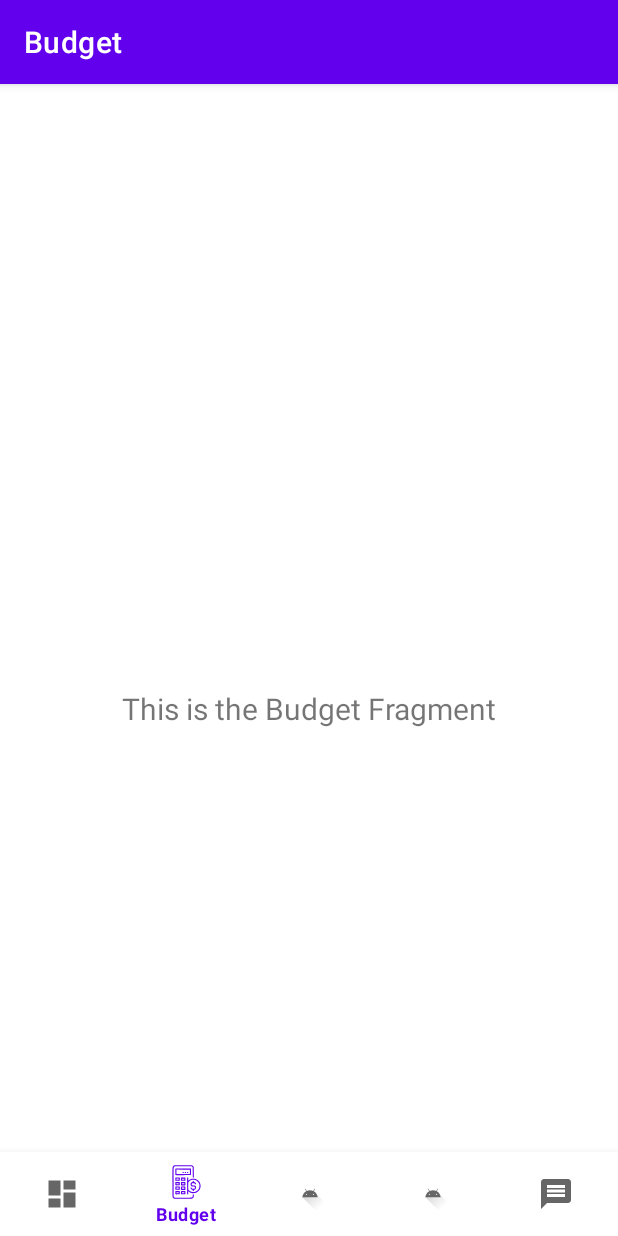
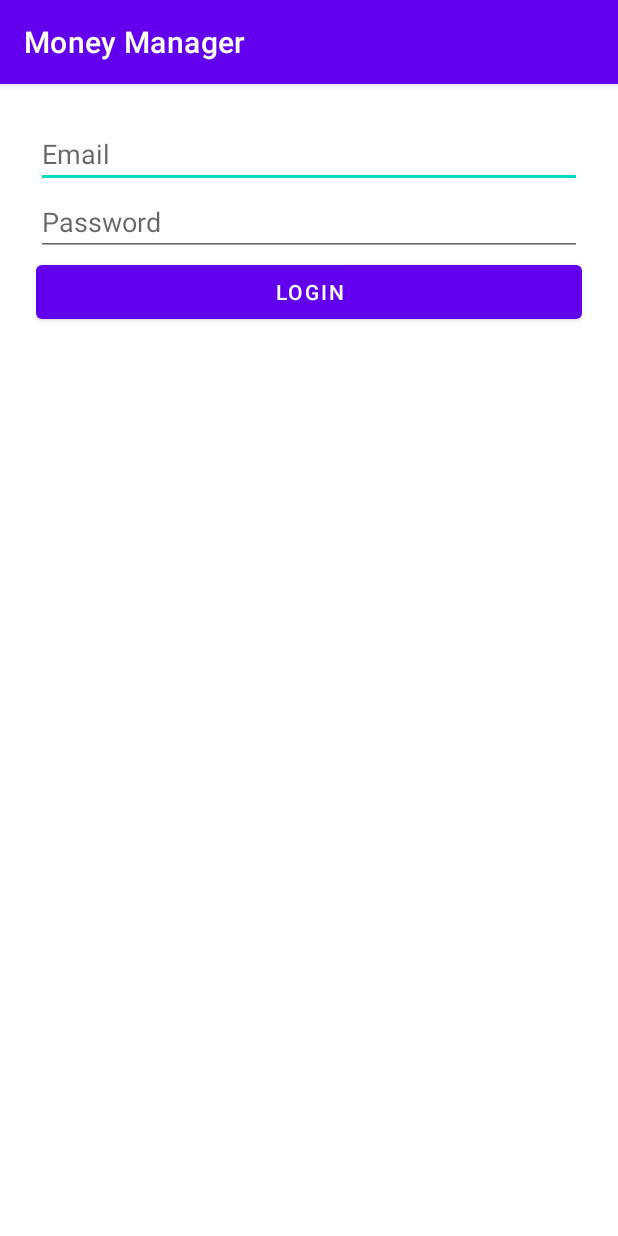
Before and after one commit to utap-s25/MoneyManager, an Android app: the screen it shows after launch (MainActivity before the commit, LoginActivity after it), on a phone screen of 412 x 824 dp. Run offline under Robolectric (Android 15) with nearby library versions, the phone set to English and light mode, and no system bars; our stand-ins replace Firebase (no records; nobody signed in at launch, a user with empty details on screens opened directly), navigation-ui.

Commit message:
Added Firebase login screen
Also refactored some code packages

```diff
--- a/MoneyManager/app/build.gradle.kts
+++ b/MoneyManager/app/build.gradle.kts
@@ -1,6 +1,7 @@
 plugins {
     alias(libs.plugins.android.application)
     alias(libs.plugins.kotlin.android)
+    id("com.google.gms.google-services")
 }
 
 android {
@@ -48,6 +49,7 @@ dependencies {
     implementation(libs.androidx.lifecycle.viewmodel.ktx)
     implementation(libs.androidx.navigation.fragment.ktx)
     implementation(libs.androidx.navigation.ui.ktx)
+    implementation("com.google.firebase:firebase-auth:22.1.1")
     testImplementation(libs.junit)
     androidTestImplementation(libs.androidx.junit)
     androidTestImplementation(libs.androidx.espresso.core)
--- /dev/null
+++ b/MoneyManager/app/src/main/java/com/example/moneymanager/LoginActivity.kt
@@ -0,0 +1,53 @@
+package com.example.moneymanager
+
+import android.content.Intent
+import android.os.Bundle
+import android.util.Patterns
+import android.widget.Toast
+import androidx.appcompat.app.AppCompatActivity
+import com.example.moneymanager.databinding.ActivityLoginBinding
+import com.google.firebase.auth.FirebaseAuth
+
+class LoginActivity : AppCompatActivity() {
+
+    private lateinit var binding: ActivityLoginBinding
+    private lateinit var auth: FirebaseAuth
+
+    override fun onCreate(savedInstanceState: Bundle?) {
+        super.onCreate(savedInstanceState)
+        binding = ActivityLoginBinding.inflate(layoutInflater)
+        setContentView(binding.root)
+
+        auth = FirebaseAuth.getInstance()
+
+        binding.loginButton.setOnClickListener {
+            val email = binding.emailEditText.text.toString()
+            val password = binding.passwordEditText.text.toString()
+
+            if (email.isEmpty()) {
+                Toast.makeText(this, "Please enter your email", Toast.LENGTH_SHORT).show()
+                return@setOnClickListener
+            }
+
+            if (!Patterns.EMAIL_ADDRESS.matcher(email).matches()) {
+                Toast.makeText(this, "Please enter a valid email address", Toast.LENGTH_SHORT).show()
+                return@setOnClickListener
+            }
+
+            if (password.isEmpty()) {
+                Toast.makeText(this, "Please enter your password", Toast.LENGTH_SHORT).show()
+                return@setOnClickListener
+            }
+
+            auth.signInWithEmailAndPassword(email, password)
+                .addOnCompleteListener(this) { task ->
+                    if (task.isSuccessful) {
+                        startActivity(Intent(this, MainActivity::class.java))
+                        finish()
+                    } else {
+                        Toast.makeText(this, "Authentication failed.", Toast.LENGTH_SHORT).show()
+                    }
+                }
+        }
+    }
+}
--- a/MoneyManager/app/src/main/java/com/example/moneymanager/MainActivity.kt
+++ b/MoneyManager/app/src/main/java/com/example/moneymanager/MainActivity.kt
@@ -8,6 +8,8 @@ import androidx.navigation.ui.AppBarConfiguration
 import androidx.navigation.ui.setupActionBarWithNavController
 import androidx.navigation.ui.setupWithNavController
 import com.example.moneymanager.databinding.ActivityMainBinding
+import com.google.firebase.auth.FirebaseAuth
+import android.content.Intent
 
 class MainActivity : AppCompatActivity() {
 
@@ -15,6 +17,13 @@ class MainActivity : AppCompatActivity() {
 
     override fun onCreate(savedInstanceState: Bundle?) {
         super.onCreate(savedInstanceState)
+
+        val currentUser = FirebaseAuth.getInstance().currentUser
+        if (currentUser == null) {
+            startActivity(Intent(this, LoginActivity::class.java))
+            finish()
+            return
+        }
 
         binding = ActivityMainBinding.inflate(layoutInflater)
         setContentView(binding.root)
--- a/MoneyManager/app/src/main/java/com/example/moneymanager/ui/home/BudgetFragment.kt
+++ b/MoneyManager/app/src/main/java/com/example/moneymanager/ui/budget/BudgetFragment.kt
@@ -1,4 +1,4 @@
-package com.example.moneymanager.ui.home
+package com.example.moneymanager.ui.budget
 
 import android.os.Bundle
 import android.view.LayoutInflater
--- a/MoneyManager/app/src/main/java/com/example/moneymanager/ui/home/BudgetViewModel.kt
+++ b/MoneyManager/app/src/main/java/com/example/moneymanager/ui/budget/BudgetViewModel.kt
@@ -1,4 +1,4 @@
-package com.example.moneymanager.ui.home
+package com.example.moneymanager.ui.budget
 
 import androidx.lifecycle.LiveData
 import androidx.lifecycle.MutableLiveData
--- /dev/null
+++ b/MoneyManager/app/src/main/res/layout/activity_login.xml
@@ -0,0 +1,27 @@
+<LinearLayout xmlns:android="http://schemas.android.com/apk/res/android"
+    android:orientation="vertical"
+    android:padding="24dp"
+    android:fitsSystemWindows="true"
+    android:layout_width="match_parent"
+    android:layout_height="match_parent">
+
+    <EditText
+        android:id="@+id/emailEditText"
+        android:hint="Email"
+        android:inputType="textEmailAddress"
+        android:layout_width="match_parent"
+        android:layout_height="wrap_content"/>
+
+    <EditText
+        android:id="@+id/passwordEditText"
+        android:hint="Password"
+        android:inputType="textPassword"
+        android:layout_width="match_parent"
+        android:layout_height="wrap_content"/>
+
+    <Button
+        android:id="@+id/loginButton"
+        android:text="Login"
+        android:layout_width="match_parent"
+        android:layout_height="wrap_content"/>
+</LinearLayout>
--- a/MoneyManager/app/src/main/res/layout/fragment_budget.xml
+++ b/MoneyManager/app/src/main/res/layout/fragment_budget.xml
@@ -4,7 +4,7 @@
     xmlns:tools="http://schemas.android.com/tools"
     android:layout_width="match_parent"
     android:layout_height="match_parent"
-    tools:context=".ui.home.BudgetFragment">
+    tools:context=".ui.budget.BudgetFragment">
 
     <TextView
         android:id="@+id/text_budget"
--- a/MoneyManager/app/src/main/res/layout/fragment_spending.xml
+++ b/MoneyManager/app/src/main/res/layout/fragment_spending.xml
@@ -4,7 +4,7 @@
     xmlns:tools="http://schemas.android.com/tools"
     android:layout_width="match_parent"
     android:layout_height="match_parent"
-    tools:context=".ui.home.BudgetFragment">
+    tools:context=".ui.budget.BudgetFragment">
 
     <TextView
         android:id="@+id/text_spending"
--- a/MoneyManager/app/src/main/res/navigation/mobile_navigation.xml
+++ b/MoneyManager/app/src/main/res/navigation/mobile_navigation.xml
@@ -13,7 +13,7 @@
 
     <fragment
         android:id="@+id/navigation_budget"
-        android:name="com.example.moneymanager.ui.home.BudgetFragment"
+        android:name="com.example.moneymanager.ui.budget.BudgetFragment"
         android:label="@string/title_budget"
         tools:layout="@layout/fragment_budget" />
 
--- a/MoneyManager/build.gradle.kts
+++ b/MoneyManager/build.gradle.kts
@@ -3,3 +3,9 @@ plugins {
     alias(libs.plugins.android.application) apply false
     alias(libs.plugins.kotlin.android) apply false
 }
+
+buildscript {
+    dependencies {
+        classpath("com.google.gms:google-services:4.4.0") // Use latest version
+    }
+}
--- a/MoneyManager/settings.gradle.kts
+++ b/MoneyManager/settings.gradle.kts
@@ -10,6 +10,10 @@ pluginManagement {
         mavenCentral()
         gradlePluginPortal()
     }
+
+    plugins {
+        id("com.google.gms.google-services") version "4.4.0" // or latest
+    }
 }
 dependencyResolutionManagement {
     repositoriesMode.set(RepositoriesMode.FAIL_ON_PROJECT_REPOS)
```
Also changed, not shown: MoneyManager/app/src/main/AndroidManifest.xml (+6 -7 lines).
